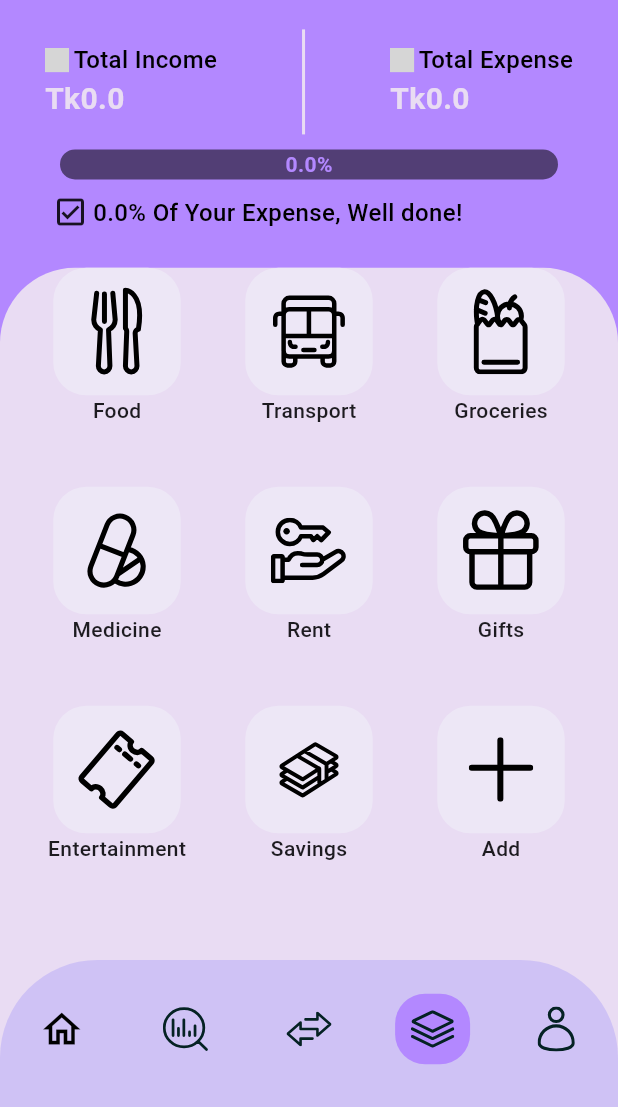
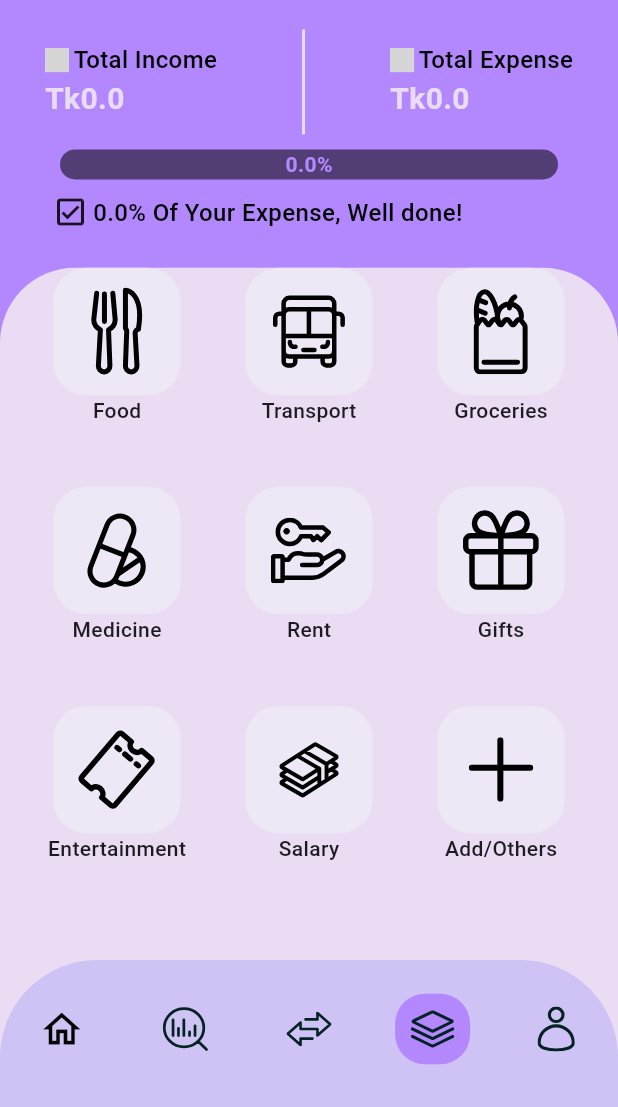
Before and after one commit to Kawser-Miah/finance_tracker, a Flutter app: the screen it shows after launch, on a phone screen of 412 x 824 dp, the part 129-1236 px from its top. Run offline on Flutter 3.47's test engine with Material 3 defaults, Android fonts, the phone set to English and light mode, and no system bars; drawn by our look-alikes of percent_indicator; our stand-ins replace dartz, floor, flutter_bloc, flutter_svg, freezed_annotation, get_it and 3 more; accounts and stored records are empty; generated files the repository leaves out were written again; grey boxes are pictures that could not be loaded.

Commit message:
add category list

```diff
--- a/lib/utils/utils.dart
+++ b/lib/utils/utils.dart
@@ -29,9 +29,9 @@ class Utils {
     } else if (value > 0.5 && value <= 0.8) {
       return 'Good going!';
     } else if (value > 0.8 && value <= 1) {
-      return 'Keep an eye on it!';
+      return 'Careful!';
     } else {
-      return 'Keep an eye on it!';
+      return 'Careful!';
     }
   }
 
@@ -57,7 +57,7 @@ class Utils {
     const Category(id: 6, img: Assets.categoryGifts, name: 'Gifts'),
     const Category(
         id: 7, img: Assets.categoryEntertainment, name: 'Entertainment'),
-    const Category(id: 8, img: Assets.homeSalary, name: 'Savings'),
-    const Category(id: 9, img: Assets.categoryMore, name: 'Add')
+    const Category(id: 8, img: Assets.homeSalary, name: 'Salary'),
+    const Category(id: 9, img: Assets.categoryMore, name: 'Add/Others')
   ];
 }
```
